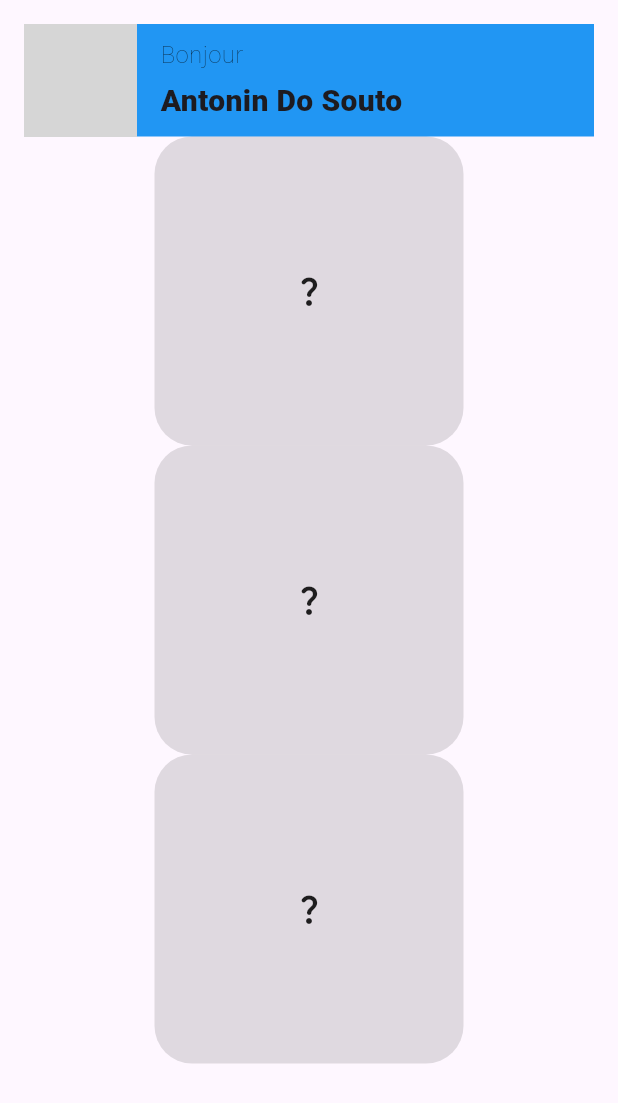
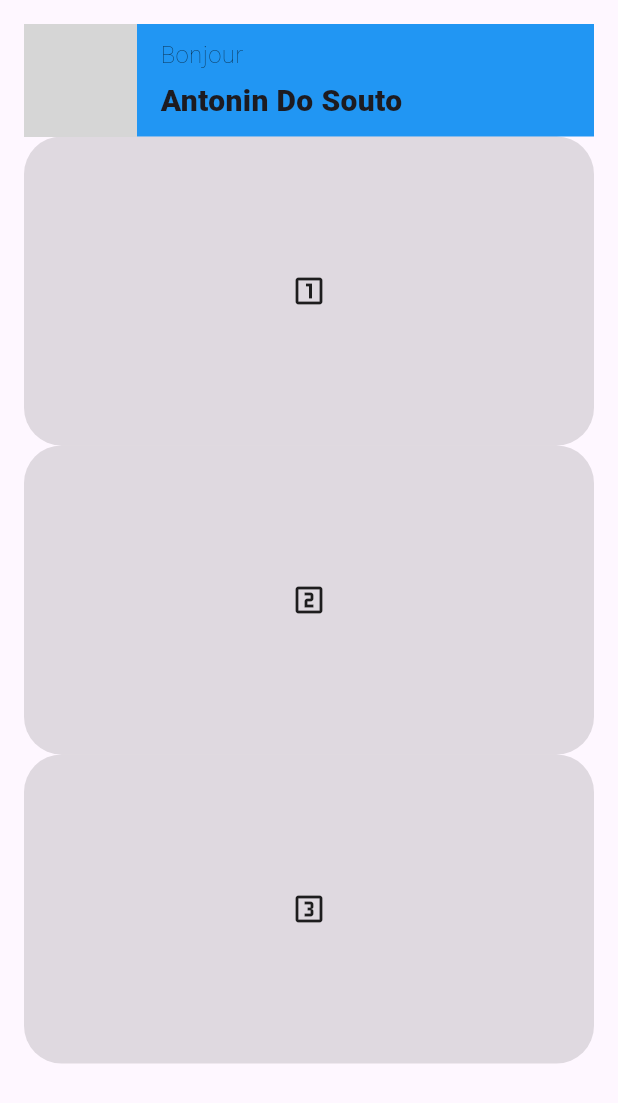
Before and after one commit to avainfo/M2I_Flutter_lesson, a Flutter app: the screen it shows after launch, on a phone screen of 412 x 824 dp. Shown: the top 1103 px of the screen. Run offline on Flutter 3.47's test engine with Material 3 defaults, Android fonts, the light colour scheme and no system bars; network calls fail; grey boxes are pictures that could not be loaded.

Commit message:
feat: [UNFINISHED] Add navigation to pages
- Create `SecondPage` and `ThirdPage` screens.
- Implement `IconsHelper` to store navigation icons.
- Implement `NavigationHelper` to map widgets to navigation.
- Update `HomePage` to use `ListView.builder` to dynamically create `NavigationCard` widgets that navigate to the corresponding pages on tap.

```diff
--- a/lib/screens/home_page.dart
+++ b/lib/screens/home_page.dart
@@ -1,5 +1,7 @@
 import 'package:flutter/material.dart';
 import 'package:lesson_m2i_lyon_flutter/screens/base_page.dart';
+import 'package:lesson_m2i_lyon_flutter/utils/icons_helper.dart';
+import 'package:lesson_m2i_lyon_flutter/utils/navigation_helper.dart';
 import 'package:lesson_m2i_lyon_flutter/widgets/navigation_card.dart';
 
 class HomePage extends StatelessWidget {
@@ -9,9 +11,26 @@ class HomePage extends StatelessWidget {
   Widget build(BuildContext context) {
     return BasePage(
       children: [
-        NavigationCard(),
-        NavigationCard(),
-        NavigationCard(),
+        SizedBox(
+          height: MediaQuery.of(context).size.height - 75 - 32,
+          child: ListView.builder(
+            itemBuilder: (context, index) {
+              return NavigationCard(
+                icon: IconsHelper.NAVIGATION_ICONS[index],
+                event: () {
+                  Navigator.push(
+                    context,
+                    MaterialPageRoute(
+                      builder: (context) =>
+                          NavigationHelper.NAVIGATIONS_WIDGETS[index],
+                    ),
+                  );
+                },
+              );
+            },
+            itemCount: 3,
+          ),
+        ),
       ],
     );
   }
--- /dev/null
+++ b/lib/utils/icons_helper.dart
@@ -0,0 +1,9 @@
+import 'package:flutter/material.dart';
+
+class IconsHelper {
+  static final List<IconData> NAVIGATION_ICONS = [
+    Icons.looks_one_outlined,
+    Icons.looks_two_outlined,
+    Icons.looks_3_outlined,
+  ];
+}
--- /dev/null
+++ b/lib/utils/navigation_helper.dart
@@ -0,0 +1,12 @@
+import 'package:flutter/cupertino.dart';
+import 'package:lesson_m2i_lyon_flutter/screens/home_page.dart';
+import 'package:lesson_m2i_lyon_flutter/screens/second_page.dart';
+import 'package:lesson_m2i_lyon_flutter/screens/third_page.dart';
+
+class NavigationHelper {
+  static final List<Widget> NAVIGATIONS_WIDGETS = [
+    HomePage(),
+    SecondPage(),
+    ThirdPage(),
+  ];
+}
```
Also changed, not shown: lib/screens/second_page.dart (added, +12 -0 lines), lib/screens/third_page.dart (added, +12 -0 lines).
